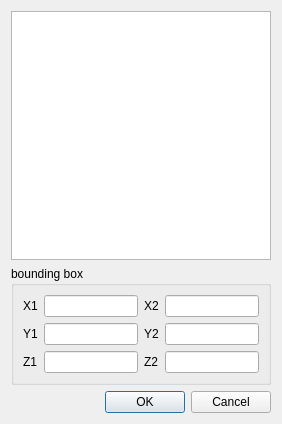
Before: the Qt Designer form src/libengrid/guibrlcadimportdialogue.ui in enGits/engrid, drawn with Qt 5.
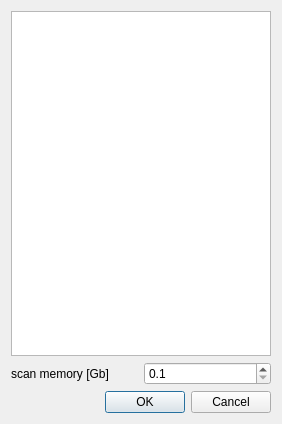
After: the same form once the commit is applied.

Commit message: implemented initial BRL-CAD import (image scan)

What changed in the file:
```diff
--- a/src/libengrid/guibrlcadimportdialogue.ui
+++ b/src/libengrid/guibrlcadimportdialogue.ui
@@ -13,86 +13,34 @@
   <property name="windowTitle">
    <string>Dialog</string>
   </property>
-  <layout class="QVBoxLayout" name="verticalLayout_2">
-   <item>
+  <layout class="QGridLayout" name="gridLayout">
+   <item row="0" column="0" colspan="2">
     <widget class="QListWidget" name="listWidget"/>
    </item>
-   <item>
-    <widget class="QGroupBox" name="groupBox">
-     <property name="title">
-      <string>bounding box</string>
+   <item row="1" column="0">
+    <widget class="QLabel" name="label">
+     <property name="text">
+      <string>scan memory [Gb]</string>
      </property>
-     <layout class="QVBoxLayout" name="verticalLayout">
-      <item>
-       <layout class="QGridLayout" name="gridLayout">
-        <item row="0" column="2">
-         <widget class="QLabel" name="label_3">
-          <property name="text">
-           <string>X2</string>
-          </property>
-         </widget>
-        </item>
-        <item row="1" column="0">
-         <widget class="QLabel" name="label">
-          <property name="text">
-           <string>Y1</string>
-          </property>
-         </widget>
-        </item>
-        <item row="0" column="3">
-         <widget class="QLineEdit" name="lineEditX2"/>
-        </item>
-        <item row="0" column="0">
-         <widget class="QLabel" name="label_2">
-          <property name="text">
-           <string>X1</string>
-          </property>
-         </widget>
-        </item>
-        <item row="0" column="1">
-         <widget class="QLineEdit" name="lineEditX1"/>
-        </item>
-        <item row="2" column="0">
-         <widget class="QLabel" name="label_4">
-          <property name="text">
-           <string>Z1</string>
-          </property>
-         </widget>
-        </item>
-        <item row="1" column="2">
-         <widget class="QLabel" name="label_5">
-          <property name="text">
-           <string>Y2</string>
-          </property>
-         </widget>
-        </item>
-        <item row="2" column="2">
-         <widget class="QLabel" name="label_6">
-          <property name="text">
-           <string>Z2</string>
-          </property>
-         </widget>
-        </item>
-        <item row="1" column="1">
-         <widget class="QLineEdit" name="lineEditY1"/>
-        </item>
-        <item row="2" column="1">
-         <widget class="QLineEdit" name="lineEditZ1"/>
-        </item>
-        <item row="1" column="3">
-         <widget class="QLineEdit" name="lineEditY2"/>
-        </item>
-        <item row="2" column="3">
-         <widget class="QLineEdit" name="lineEditZ2"/>
-        </item>
-       </layout>
-      </item>
-     </layout>
-     <zorder>lineEditX2</zorder>
-     <zorder>gridLayoutWidget</zorder>
     </widget>
    </item>
-   <item>
+   <item row="1" column="1">
+    <widget class="QDoubleSpinBox" name="doubleSpinBoxMemory">
+     <property name="decimals">
+      <number>1</number>
+     </property>
+     <property name="minimum">
+      <double>0.100000000000000</double>
+     </property>
+     <property name="maximum">
+      <double>4.000000000000000</double>
+     </property>
+     <property name="singleStep">
+      <double>0.100000000000000</double>
+     </property>
+    </widget>
+   </item>
+   <item row="2" column="0" colspan="2">
     <widget class="QDialogButtonBox" name="buttonBox">
      <property name="orientation">
       <enum>Qt::Horizontal</enum>
```
The commit also changes 7 other files.
